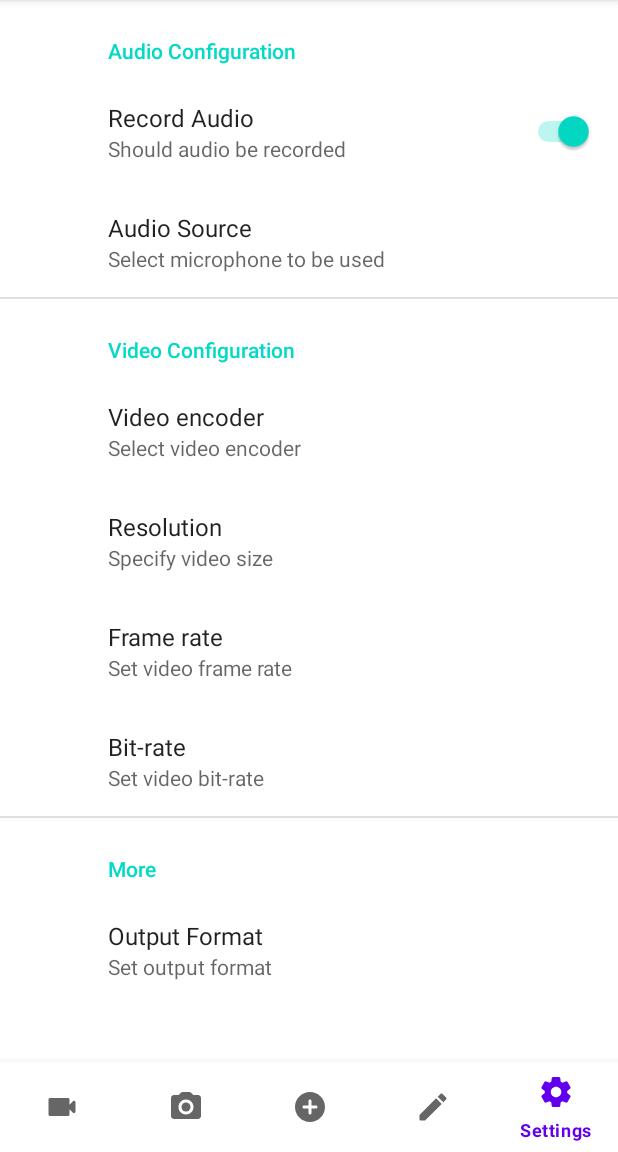
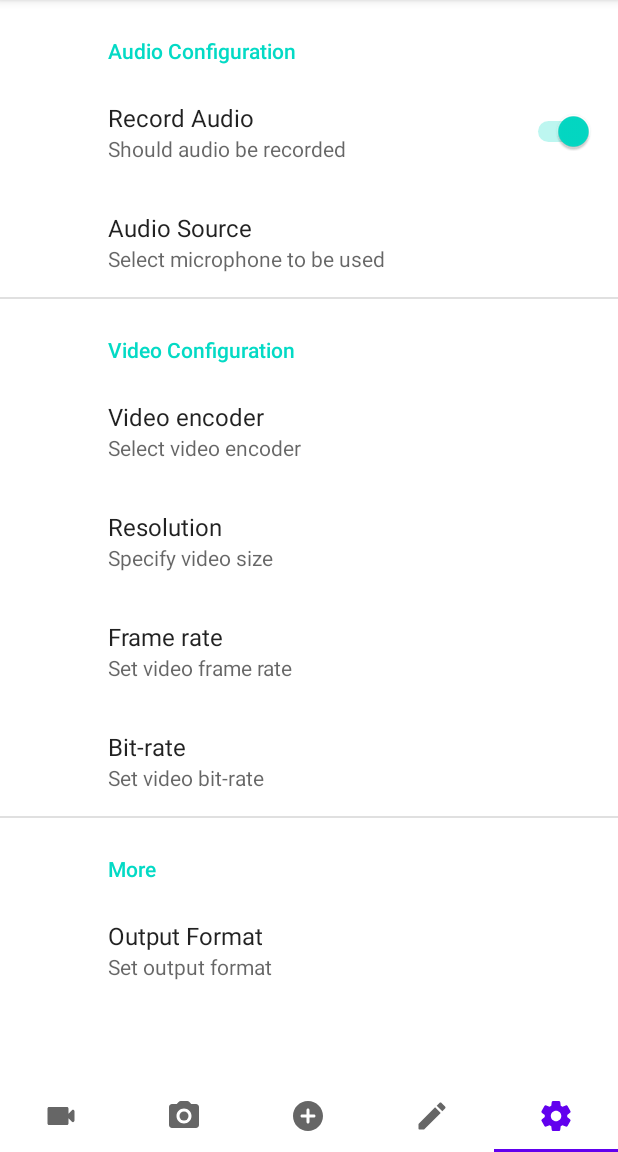
Before and after one commit to phuc2409/ScreenRecorder, an Android app: the screen it shows after launch (MainActivity), item 5 of the bottom bar chosen, on a phone screen of 412 x 824 dp, the part 84-1236 px from its top. Run offline under Robolectric (Android 15) with nearby library versions, the phone set to English and light mode, and no system bars; our stand-ins replace androidx.preference, data binding.

Commit message:
Thay BottomNav bằng ViewPager + TabLayout

```diff
--- a/app/src/main/java/com/screenrecorder/activity/main/MainActivity.kt
+++ b/app/src/main/java/com/screenrecorder/activity/main/MainActivity.kt
@@ -2,6 +2,7 @@ package com.screenrecorder.activity.main
 
 import android.Manifest
 import android.os.Bundle
+import androidx.fragment.app.FragmentPagerAdapter
 import com.screenrecorder.R
 import com.screenrecorder.activity.base.BaseActivity
 import com.screenrecorder.databinding.ActivityMainBinding
@@ -30,32 +31,24 @@ class MainActivity : BaseActivity<ActivityMainBinding>(R.layout.activity_main) {
     }
 
     private fun setupView() {
-        loadFragment(R.id.container, ScreenRecorderFragment())
-        dataBinding.bottomNavView.setOnItemSelectedListener {
-            when (it.itemId) {
-                R.id.screen_recorder -> {
-                    loadFragment(R.id.container, ScreenRecorderFragment())
-                    true
-                }
-                R.id.screen_capture -> {
-                    loadFragment(R.id.container, ScreenCaptureFragment())
-                    true
-                }
-                R.id.add -> {
-                    loadFragment(R.id.container, AddFragment())
-                    true
-                }
-                R.id.edit -> {
-                    loadFragment(R.id.container, EditFragment())
-                    true
-                }
-                R.id.settings -> {
-                    loadFragment(R.id.container, SettingsFragment())
-                    true
-                }
-                else -> false
-            }
-        }
+        dataBinding.tabLayout.setupWithViewPager(dataBinding.viewPager)
+        val mainAdapter = MainAdapter(
+            supportFragmentManager,
+            FragmentPagerAdapter.BEHAVIOR_RESUME_ONLY_CURRENT_FRAGMENT
+        )
+        mainAdapter.addFragment(ScreenRecorderFragment(), "")
+        mainAdapter.addFragment(ScreenCaptureFragment(), "")
+        mainAdapter.addFragment(AddFragment(), "")
+        mainAdapter.addFragment(EditFragment(), "")
+        mainAdapter.addFragment(SettingsFragment(), "")
+        dataBinding.viewPager.offscreenPageLimit = 5
+        dataBinding.viewPager.adapter = mainAdapter
+
+        dataBinding.tabLayout.getTabAt(0)?.setIcon(R.drawable.ic_video)
+        dataBinding.tabLayout.getTabAt(1)?.setIcon(R.drawable.ic_camera)
+        dataBinding.tabLayout.getTabAt(2)?.setIcon(R.drawable.ic_add_circle)
+        dataBinding.tabLayout.getTabAt(3)?.setIcon(R.drawable.ic_edit)
+        dataBinding.tabLayout.getTabAt(4)?.setIcon(R.drawable.ic_settings)
     }
 
     override fun onRequestPermissionsResult(
--- /dev/null
+++ b/app/src/main/java/com/screenrecorder/activity/main/MainAdapter.kt
@@ -0,0 +1,28 @@
+package com.screenrecorder.activity.main
+
+import androidx.fragment.app.Fragment
+import androidx.fragment.app.FragmentManager
+import androidx.fragment.app.FragmentPagerAdapter
+
+class MainAdapter(fm: FragmentManager, behavior: Int) :
+    FragmentPagerAdapter(fm, behavior) {
+    private val fragments = ArrayList<Fragment>()
+    private val fragmentTitle = ArrayList<String>()
+
+    override fun getItem(position: Int): Fragment {
+        return fragments[position]
+    }
+
+    override fun getCount(): Int {
+        return fragments.size
+    }
+
+    override fun getPageTitle(position: Int): CharSequence? {
+        return fragmentTitle[position]
+    }
+
+    fun addFragment(fragment: Fragment, title: String) {
+        fragments.add(fragment)
+        fragmentTitle.add(title)
+    }
+}
--- a/app/src/main/res/layout/activity_main.xml
+++ b/app/src/main/res/layout/activity_main.xml
@@ -8,21 +8,20 @@
         android:layout_height="match_parent"
         tools:context=".activity.main.MainActivity">
 
-        <androidx.constraintlayout.widget.ConstraintLayout
-            android:id="@+id/container"
+        <androidx.viewpager.widget.ViewPager
+            android:id="@+id/viewPager"
             android:layout_width="match_parent"
             android:layout_height="0dp"
-            app:layout_constraintBottom_toTopOf="@+id/bottomNavView"
+            app:layout_constraintBottom_toTopOf="@+id/tabLayout"
             app:layout_constraintStart_toStartOf="parent"
             app:layout_constraintTop_toTopOf="parent" />
 
-        <com.google.android.material.bottomnavigation.BottomNavigationView
-            android:id="@+id/bottomNavView"
+        <com.google.android.material.tabs.TabLayout
+            android:id="@+id/tabLayout"
             android:layout_width="match_parent"
-            android:layout_height="60dp"
+            android:layout_height="wrap_content"
             app:layout_constraintBottom_toBottomOf="parent"
-            app:layout_constraintStart_toStartOf="parent"
-            app:menu="@menu/menu_bottom_nav" />
+            app:layout_constraintStart_toStartOf="parent" />
 
     </androidx.constraintlayout.widget.ConstraintLayout>
 
```
